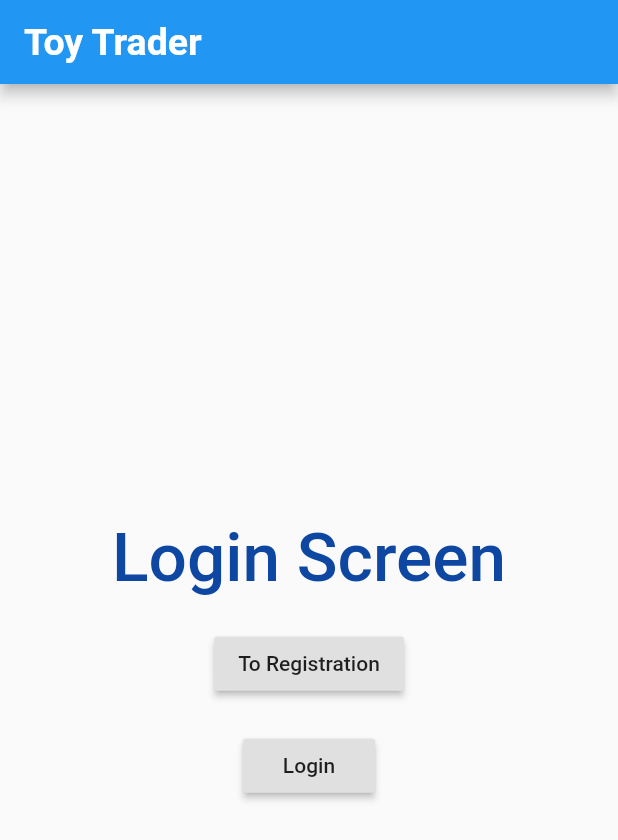
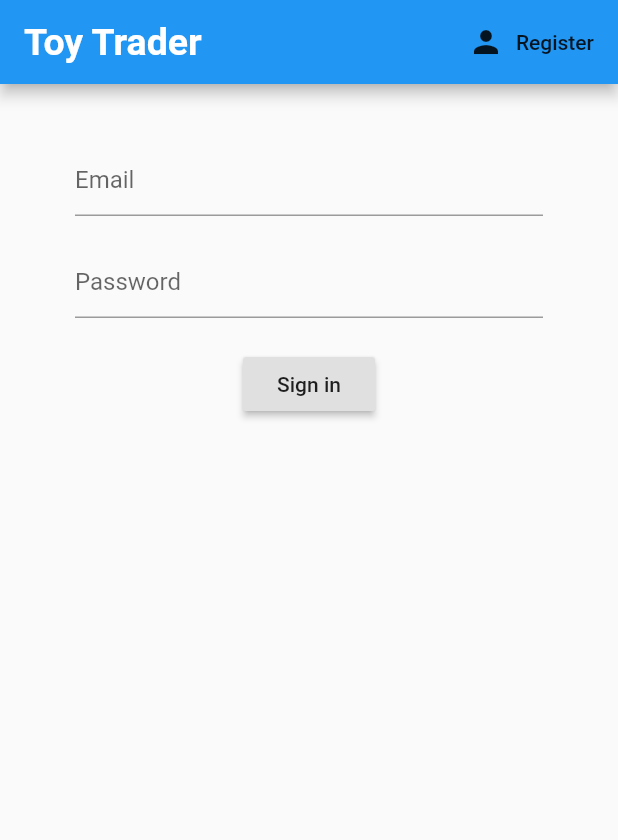
Before and after one commit to JustinCravy/ToyTraderApp, a Flutter app: the screen it shows after launch, on a phone screen of 412 x 824 dp. Shown: the top 840 px of the screen. Run offline on Flutter 3.47's test engine with Material 2 defaults, Android fonts, the phone set to English and light mode, and no system bars.

Commit message:
TOYT-33 Create UI for Sign in Screen, TOYT-51 Add google firebase dependencies and link app with firebse

```diff
--- a/lib/screens/authentication/SignInScreen.dart
+++ b/lib/screens/authentication/SignInScreen.dart
@@ -17,43 +17,47 @@ class SignInScreen extends StatelessWidget{
             fontSize: 25,
             fontWeight: FontWeight.w600,
           ),
-        ),
-        // centerTitle: true,
+        ),        actions: <Widget>[
+        FlatButton.icon(
+            onPressed: () {
+
+            },
+            icon: Icon(Icons.person),
+            label: Text('Register'))
+      ]
         // backgroundColor: Colors.white,
       ),
       body: Container(
-        // color: const Color(0xffC4DFCB),
-        child: Center(
+          padding: EdgeInsets.symmetric(vertical: 20.0, horizontal: 50.0),
+          child: Form(
             child: Column(
-              mainAxisAlignment: MainAxisAlignment.center,
-              children: [
-                Text(
-                  "Login Screen",
-                  style: TextStyle(
-                    color: Colors.blue[900],
-                    fontSize: 45,
-                    fontWeight: FontWeight.w500,
-                  ),
+              children: <Widget>[
+                SizedBox( height: 20.0),
+                TextFormField(
+                    decoration: InputDecoration(
+                      hintText: 'Email',
+                    ),
+                    validator: (val) => val!.isEmpty ? 'Enter email' : null,
                 ),
-
-                SizedBox(height: 20.0),
-                RaisedButton(
-                    child: const Text('To Registration'),
-                    onPressed: ()  {
-                      Navigator.push(context, MaterialPageRoute(builder: (context) => const RegistrationScreen()));
-                    }
+                SizedBox( height: 20.0),
+                TextFormField(
+                    decoration: InputDecoration(
+                      hintText: 'Password',
+                    ),
+                    validator: (val) => val!.length < 2 ? 'Password must be > 2 chars' : null,
+                    obscureText: true,
                 ),
                 SizedBox(height: 20.0),
                 RaisedButton(
-                    child: const Text('Login'),
+                    child: Text('Sign in'),
                     onPressed: ()  {
-                      Navigator.push(context, MaterialPageRoute(builder: (context) => const HomeScreen()));
+
                     }
                 ),
               ],
-            )
-        ),
-      ),
+            ),
+          )
+      )
     );
   }
 }
```
Also changed, not shown: 3 other files.
